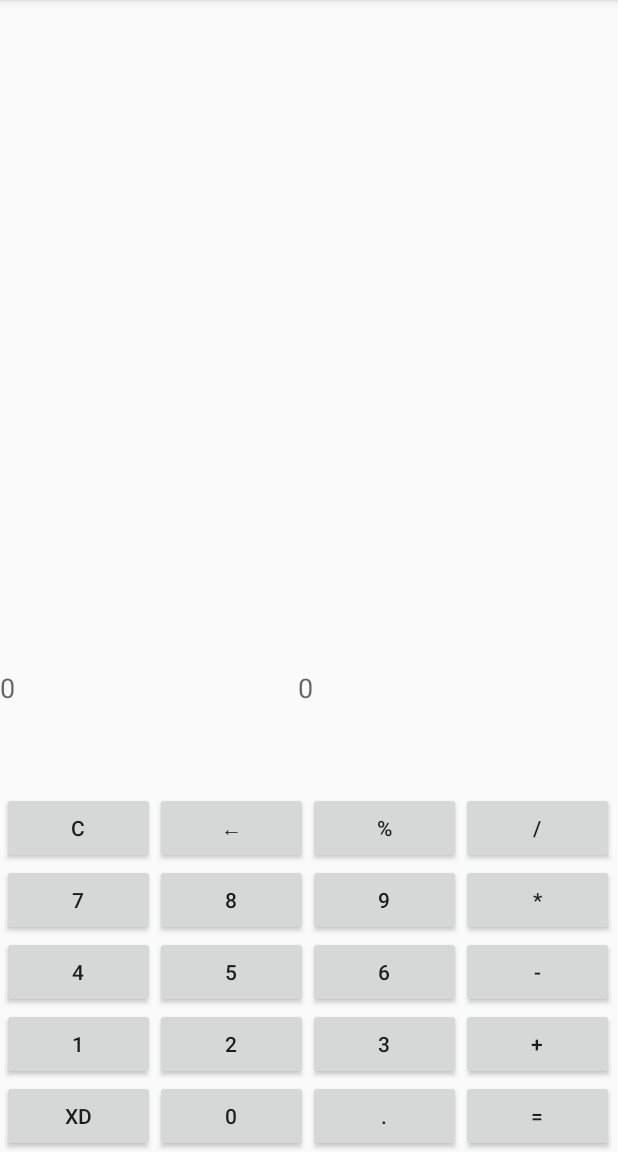
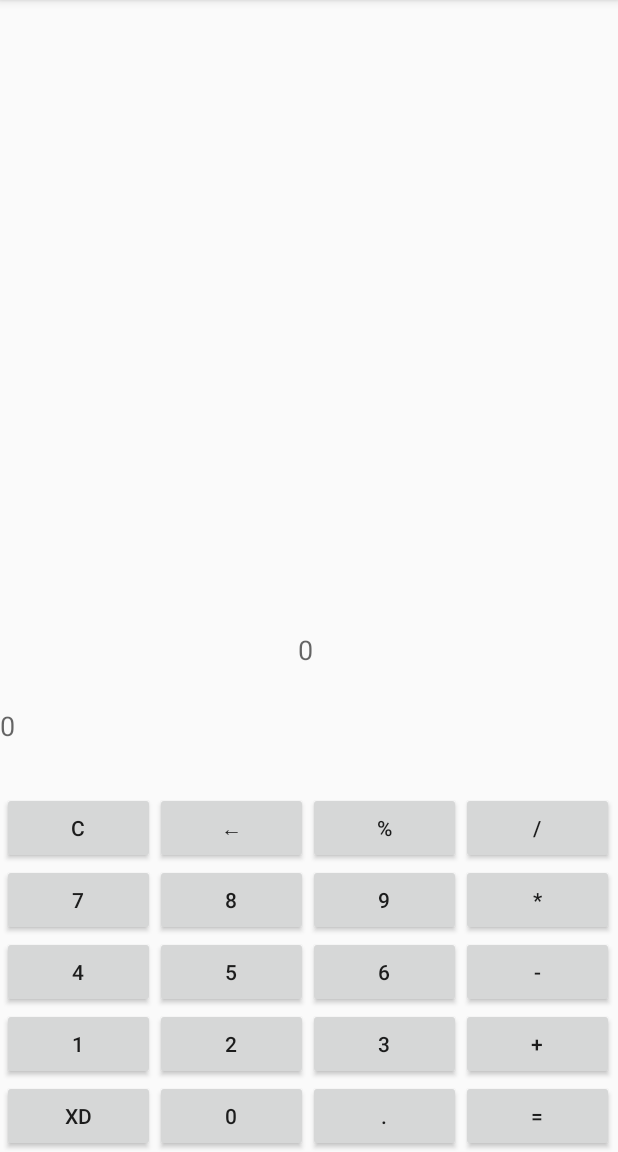
Before and after one commit to KerDW/AndroidCalculator, an Android app: the screen it shows after launch (MainActivity), after a tap on an icon or button, on a phone screen of 412 x 824 dp, the part 84-1236 px from its top. Run offline under Robolectric (Android 15) with nearby library versions, the phone set to English and light mode, and no system bars.

Commit message:
working properly with more than a single digit

```diff
--- a/app/src/main/java/com/example/calc/MainActivity.java
+++ b/app/src/main/java/com/example/calc/MainActivity.java
@@ -19,6 +19,14 @@ public class MainActivity extends AppCompatActivity {
     public void addOperator (View v){
 
         TextView  op = (TextView) findViewById(R.id.operator);
+        EditText  number1 = (EditText) findViewById(R.id.number1);
+        EditText  number2 = (EditText) findViewById(R.id.number2);
+        EditText  result = (EditText) findViewById(R.id.result);
+
+        if(op.getText() != ""){
+            number1.setText(result.getText());
+            number2.setText("");
+        }
 
         switch(v.getTag().toString()){
             case "+":
@@ -52,7 +60,9 @@ public class MainActivity extends AppCompatActivity {
             if(number1.getText() == null){
                 number1.setText("0");
             }
+
             number2.setText(number2.getText().toString()+press);
+            result.setText("");
 
             switch(op.getText().toString()){
                 case "*":
@@ -69,9 +79,7 @@ public class MainActivity extends AppCompatActivity {
                     break;
             }
 
-            op.setText("");
-            number2.setText("");
-            number1.setText(result.getText());
+
 
 
         }
--- a/app/src/main/res/layout/activity_main.xml
+++ b/app/src/main/res/layout/activity_main.xml
@@ -219,54 +219,56 @@
             android:inputType="none"
             app:layout_constraintBottom_toBottomOf="parent"
             app:layout_constraintEnd_toEndOf="parent"
+            app:layout_constraintHorizontal_bias="1.0"
             app:layout_constraintStart_toEndOf="@+id/result"
-            app:layout_constraintTop_toBottomOf="@+id/operator" />
+            app:layout_constraintTop_toTopOf="parent"
+            app:layout_constraintVertical_bias="0.912" />
 
         <TextView
             android:id="@+id/operator"
             android:layout_width="103dp"
             android:layout_height="45dp"
-            android:layout_marginStart="92dp"
-            android:layout_marginLeft="92dp"
-            android:layout_marginBottom="55dp"
+            android:layout_marginStart="300dp"
+            android:layout_marginLeft="300dp"
+            android:layout_marginTop="296dp"
             android:background="@null"
             android:focusable="false"
             android:focusableInTouchMode="false"
             android:inputType="none"
             android:textSize="40sp"
-            app:layout_constraintBottom_toTopOf="@+id/number1"
-            app:layout_constraintStart_toStartOf="@+id/number2"
-            app:layout_constraintTop_toBottomOf="@+id/number2" />
+            app:layout_constraintStart_toStartOf="parent"
+            app:layout_constraintTop_toTopOf="parent" />
 
         <EditText
             android:id="@+id/number2"
             android:layout_width="wrap_content"
             android:layout_height="wrap_content"
             android:layout_marginTop="224dp"
+            android:layout_marginBottom="51dp"
             android:background="@null"
-            android:layout_marginBottom="51dp"
             android:ems="10"
             android:focusable="false"
             android:focusableInTouchMode="false"
             android:inputType="none"
             app:layout_constraintBottom_toTopOf="@+id/operator"
             app:layout_constraintEnd_toEndOf="parent"
-            app:layout_constraintTop_toTopOf="parent" />
+            app:layout_constraintTop_toTopOf="parent"
+            app:layout_constraintVertical_bias="1.0" />
 
         <EditText
             android:id="@+id/result"
-            android:layout_width="0dp"
-            android:layout_height="46dp"
-            android:layout_marginEnd="13dp"
-            android:layout_marginRight="13dp"
+            android:layout_width="188dp"
+            android:layout_height="24dp"
+            android:layout_marginBottom="272dp"
             android:background="@null"
             android:ems="10"
-            android:hint="0"
             android:focusable="false"
             android:focusableInTouchMode="false"
+            android:hint="0"
             android:inputType="none"
-            app:layout_constraintBaseline_toBaselineOf="@+id/number1"
-            app:layout_constraintEnd_toStartOf="@+id/number1"
+            app:layout_constraintBottom_toBottomOf="parent"
+            app:layout_constraintEnd_toEndOf="parent"
+            app:layout_constraintHorizontal_bias="0.0"
             app:layout_constraintStart_toStartOf="parent" />
     </androidx.constraintlayout.widget.ConstraintLayout>
 
```
